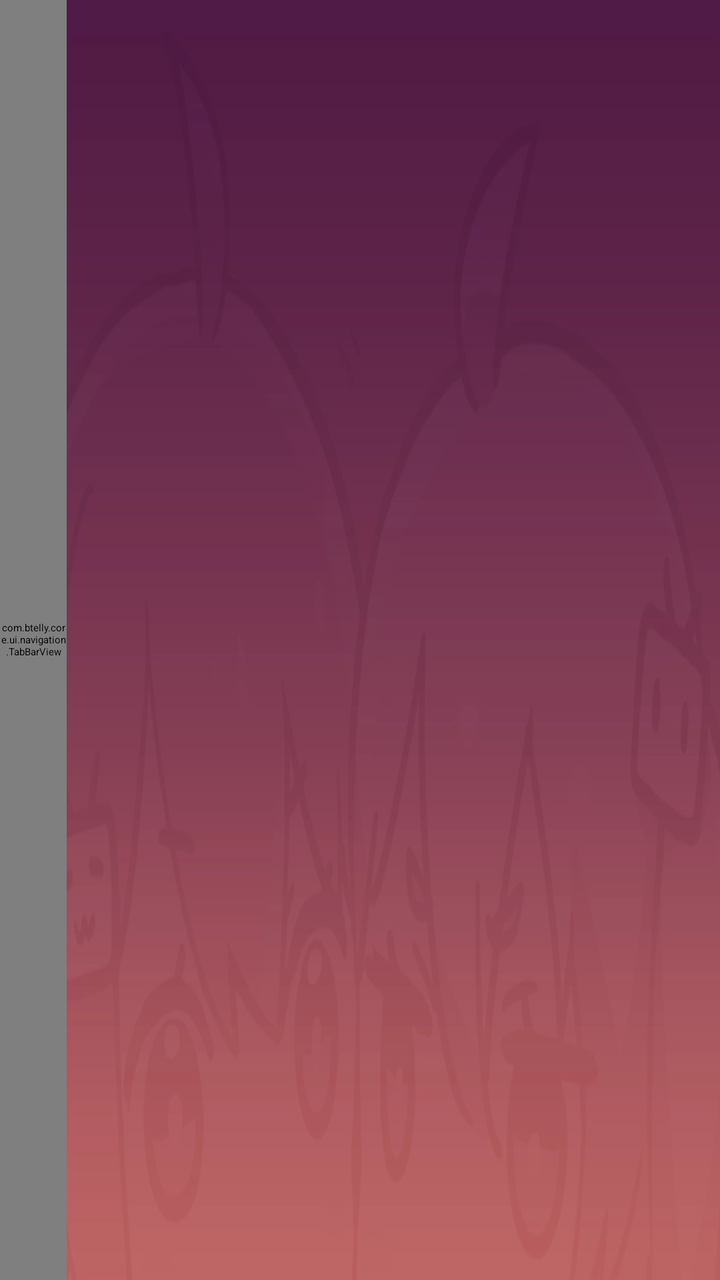
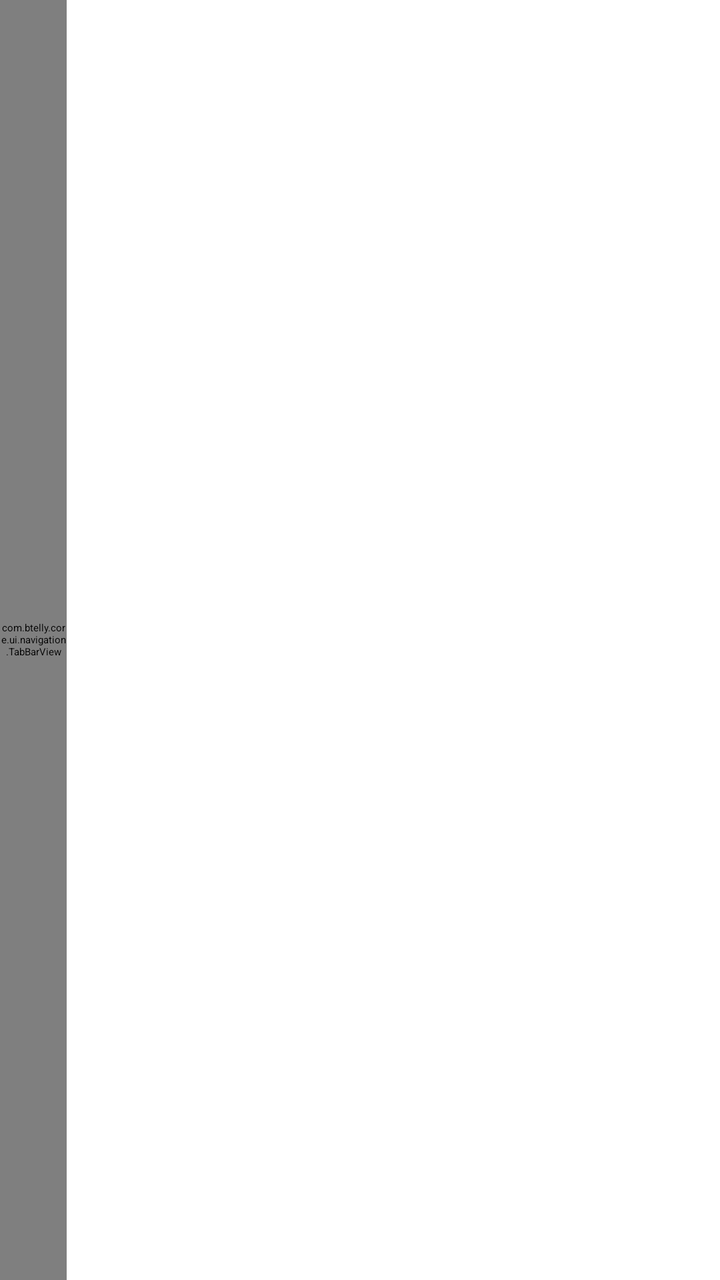

Compare the two renders of this Android layout. The source of the first and the diff that turns it into the second are given below.
<!-- AndroidManifest.xml: activity theme Theme.BTelly -->
<!-- res/layout/activity_main.xml -->
<?xml version="1.0" encoding="utf-8"?>
<androidx.constraintlayout.widget.ConstraintLayout xmlns:android="http://schemas.android.com/apk/res/android" xmlns:app="http://schemas.android.com/apk/res-auto"
    android:background="?attr/backgroundColor"
    android:layout_width="match_parent"
    android:layout_height="match_parent">
    <androidx.appcompat.widget.AppCompatImageView
        android:id="@+id/mainBackgroundImage"
        android:background="@drawable/background_image"
        android:layout_width="match_parent"
        android:layout_height="match_parent"/>
    <com.btelly.core.ui.navigation.TabBarView
        android:id="@+id/myTabView"
        android:layout_width="@dimen/px100"
        android:layout_height="match_parent"
        app:layout_constraintStart_toStartOf="parent"/>
    <View
        android:id="@+id/divide"
        android:background="?attr/dividerColor"
        android:layout_width="@dimen/px1"
        android:layout_height="match_parent"
        android:layout_marginTop="@dimen/px120"
        android:layout_marginBottom="@dimen/px120"
        app:layout_constraintStart_toEndOf="@+id/myTabView"/>
    <FrameLayout
        android:id="@+id/container"
        android:layout_width="0dp"
        android:layout_height="match_parent"
        app:layout_constraintEnd_toEndOf="parent"
        app:layout_constraintStart_toEndOf="@+id/divide"/>
    <TextView
        android:textColor="?android:attr/textColorPrimary"
        android:id="@+id/textViewDebug"
        android:visibility="gone"
        android:layout_width="wrap_content"
        android:layout_height="wrap_content"
        app:layout_constraintStart_toStartOf="parent"
        app:layout_constraintTop_toTopOf="parent"/>
</androidx.constraintlayout.widget.ConstraintLayout>
<!-- resources referenced by this layout -->
<resources>
  <dimen name="px1">1px</dimen>
  <dimen name="px100">100px</dimen>
  <dimen name="px120">120px</dimen>
  <!-- drawable background_image: webp bitmap (drawable-nodpi, 26854 bytes) -->
  <color name="textColor">#eeeeee</color>
  <color name="subTextColor">#cccccc</color>
  <color name="systemBackgroundColor">#303030</color>
  <color name="divideColor">#444444</color>
  <color name="colorAccent">#bb86fc</color>
  <color name="colorAccent2">#88bb86fc</color>
  <color name="white">#ffffff</color>
  <color name="black">#000000</color>
  <color name="purple_500">#6200ee</color>
  <color name="purple_700">#3700b3</color>
  <color name="teal_200">#03dac5</color>
  <color name="teal_700">#018786</color>
  <color name="fourthBackgroundColor">#626262</color>
  <color name="subBackgroundColor">#232323</color>
  <color name="tab_normal">#999999</color>
  <color name="backgroundColor">#050505</color>
  <style name="Theme.AppCompat" parent="@style/Base.Theme.AppCompat">
      </style>
  <style name="Base.Theme.AppCompat" parent="@style/Base.V21.Theme.AppCompat">
      </style>
  <style name="Platform.AppCompat" parent="@style/Platform.V21.AppCompat">
      </style>
  <dimen name="abc_action_bar_default_height_material">56dp</dimen>
  <string name="abc_action_mode_done">Done</string>
  <style name="AlertDialog.AppCompat" parent="@style/Base.AlertDialog.AppCompat">
      </style>
  <style name="Widget.AppCompat.Button" parent="@style/Base.Widget.AppCompat.Button">
      </style>
  <color name="accent_material_dark">@color/material_deep_teal_200</color>
  <color name="background_floating_material_dark">@color/material_grey_800</color>
  <color name="button_material_dark">#5a595b</color>
  <color name="ripple_material_dark">#33ffffff</color>
  <color name="error_color_material_dark">#ff7043</color>
  <color name="primary_material_dark">@color/material_grey_900</color>
  <color name="primary_dark_material_dark">@android:color/black</color>
  <dimen name="abc_dialog_corner_radius_material">2dp</dimen>
  <dimen name="abc_dialog_padding_material">24dp</dimen>
  <dimen name="abc_list_item_height_material">64dp</dimen>
  <dimen name="abc_list_item_height_large_material">80dp</dimen>
  <dimen name="abc_list_item_height_small_material">48dp</dimen>
  <dimen name="abc_list_item_padding_horizontal_material">@dimen/abc_action_bar_content_inset_material</dimen>
  <dimen name="abc_panel_menu_list_width">296dp</dimen>
  <style name="Widget.AppCompat.Spinner" parent="@style/Base.Widget.AppCompat.Spinner">
      </style>
  <style name="Widget.AppCompat.Toolbar" parent="@style/Base.Widget.AppCompat.Toolbar">
      </style>
  <color name="foreground_material_light">@android:color/black</color>
  <color name="material_deep_teal_200">#80cbc4</color>
  <color name="material_grey_800">#424242</color>
  <color name="material_grey_900">#212121</color>
  <dimen name="abc_action_bar_content_inset_material">16dp</dimen>
  <dimen name="abc_action_bar_default_padding_start_material">0dp</dimen>
  <dimen name="abc_action_bar_default_padding_end_material">0dp</dimen>
  <dimen name="abc_action_bar_content_inset_with_nav">72dp</dimen>
  <dimen name="abc_alert_dialog_button_dimen">48dp</dimen>
  <dimen name="abc_dialog_min_width_major">65%</dimen>
  <dimen name="abc_dialog_min_width_minor">95%</dimen>
  <dimen name="abc_alert_dialog_button_bar_height">48dp</dimen>
  <string name="abc_capital_on">ON</string>
  <string name="abc_capital_off">OFF</string>
  <dimen name="abc_switch_padding">0px</dimen>
  <style name="TextAppearance.AppCompat" parent="@style/Base.TextAppearance.AppCompat">
      </style>
  <dimen name="abc_text_size_menu_header_material">14sp</dimen>
  <dimen name="abc_action_bar_elevation_material">4dp</dimen>
  <dimen name="abc_floating_window_z">16dp</dimen>
  <string name="abc_toolbar_collapse_description">Collapse</string>
  <string name="abc_search_hint">Search…</string>
  <dimen name="abc_dialog_padding_top_material">18dp</dimen>
  <!-- unchanged entries left out for length: 150 -->
</resources>

<!-- the commit's change to res/layout/activity_main.xml (unified diff, before → after) -->
@@ -3,9 +3,10 @@
     android:background="?attr/backgroundColor"
     android:layout_width="match_parent"
     android:layout_height="match_parent">
+    
     <androidx.appcompat.widget.AppCompatImageView
         android:id="@+id/mainBackgroundImage"
-        android:background="@drawable/background_image"
+        android:visibility="gone"
         android:layout_width="match_parent"
         android:layout_height="match_parent"/>
     <com.btelly.core.ui.navigation.TabBarView
<!-- resource entries referenced after the edit -->
@@ -3,7 +3,6 @@
   <dimen name="px1">1px</dimen>
   <dimen name="px100">100px</dimen>
   <dimen name="px120">120px</dimen>
-  <!-- drawable background_image: webp bitmap (drawable-nodpi, 26854 bytes) -->
   <color name="textColor">#eeeeee</color>
   <color name="subTextColor">#cccccc</color>
   <color name="systemBackgroundColor">#303030</color>
